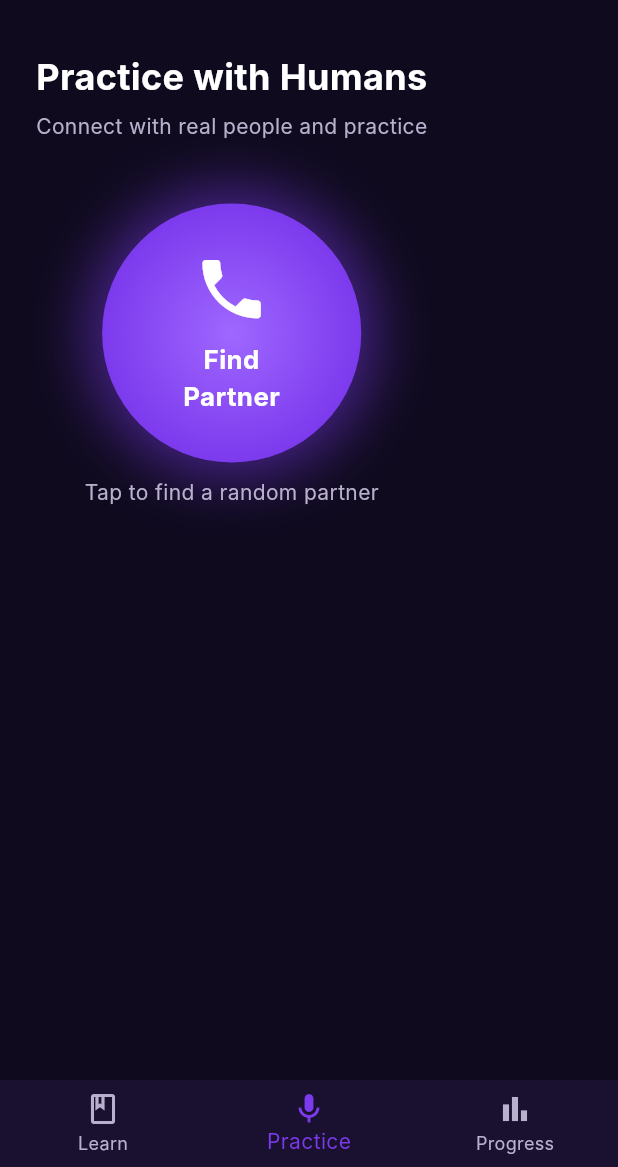
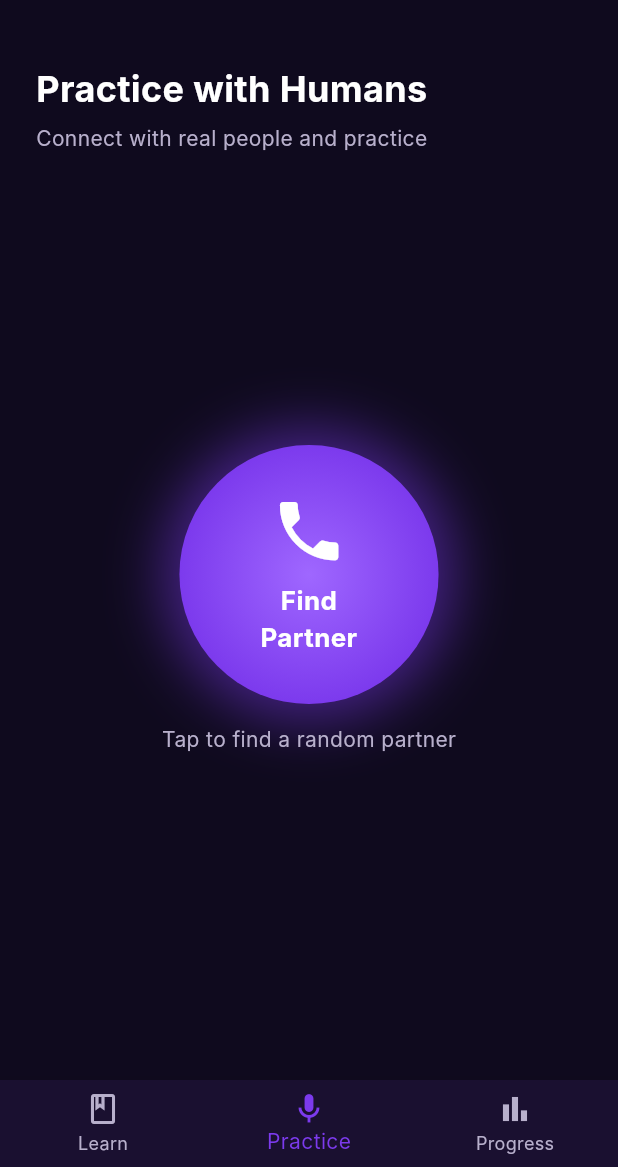
Before and after one commit to Vijayvsnv/tark-peer, a Flutter app: the HomeScreen screen opened by its route, on a phone screen of 412 x 824 dp, the part 69-1236 px from its top. Run offline on Flutter 3.47's test engine with Material 3 defaults, Android fonts, the phone set to English and light mode, and no system bars; our stand-ins replace cached_network_image, dio, flutter_dotenv, go_router, open_file, package_info_plus and 2 more; missing offline and left inert: agora_rtc_engine, flutter_foreground_task; accounts and stored records are empty; network calls fail; Roboto replaces fonts that are missing (Inter).

Commit message:
fix: center Find Partner button vertically on practice tab
Replaced SingleChildScrollView+Column with Spacer-based layout so
the button sits in the middle of the screen instead of near the top.

Co-Authored-By: Claude Sonnet 4.6 <noreply@anthropic.com>

```diff
--- a/flutter_app/lib/screens/home/home_screen.dart
+++ b/flutter_app/lib/screens/home/home_screen.dart
@@ -190,12 +190,12 @@ class _HomeScreenState extends State<HomeScreen> with SingleTickerProviderStateM
   }
 
   Widget _buildPracticeTab() {
-    return SingleChildScrollView(
-      child: Padding(
+    return Padding(
       padding: const EdgeInsets.symmetric(horizontal: 24),
       child: Column(
+        crossAxisAlignment: CrossAxisAlignment.start,
         children: [
-            const SizedBox(height: 24),
+          const SizedBox(height: 32),
           const Text(
             'Practice with Humans',
             style: TextStyle(
@@ -207,6 +207,20 @@ class _HomeScreenState extends State<HomeScreen> with SingleTickerProviderStateM
           const SizedBox(height: 6),
           const Text(
             'Connect with real people and practice',
+            style: TextStyle(color: kTextSecondary, fontSize: 14),
+          ),
+          const Spacer(),
+          Center(
+            child: Column(
+              children: [
+                AnimatedBuilder(
+                  animation: _pulse,
+                  builder: (_, child) => Transform.scale(scale: _pulse.value, child: child),
+                  child: _FindPartnerButton(onTap: () => context.go('/matching')),
+                ),
+                const SizedBox(height: 20),
+                const Text(
+                  'Tap to find a random partner',
                   style: TextStyle(color: kTextSecondary, fontSize: 14),
                 ),
                 const SizedBox(height: 16),
@@ -241,20 +255,11 @@ class _HomeScreenState extends State<HomeScreen> with SingleTickerProviderStateM
                         )
                       : const SizedBox(key: ValueKey(0), height: 0),
                 ),
-            const SizedBox(height: 32),
-            AnimatedBuilder(
-              animation: _pulse,
-              builder: (_, child) => Transform.scale(scale: _pulse.value, child: child),
-              child: _FindPartnerButton(onTap: () => context.go('/matching')),
-            ),
-            const SizedBox(height: 16),
-            const Text(
-              'Tap to find a random partner',
-              style: TextStyle(color: kTextSecondary, fontSize: 14),
-            ),
-            const SizedBox(height: 32),
               ],
             ),
+          ),
+          const Spacer(),
+        ],
       ),
     );
   }
```
Lines whose indentation alone changed are shown as unchanged.
